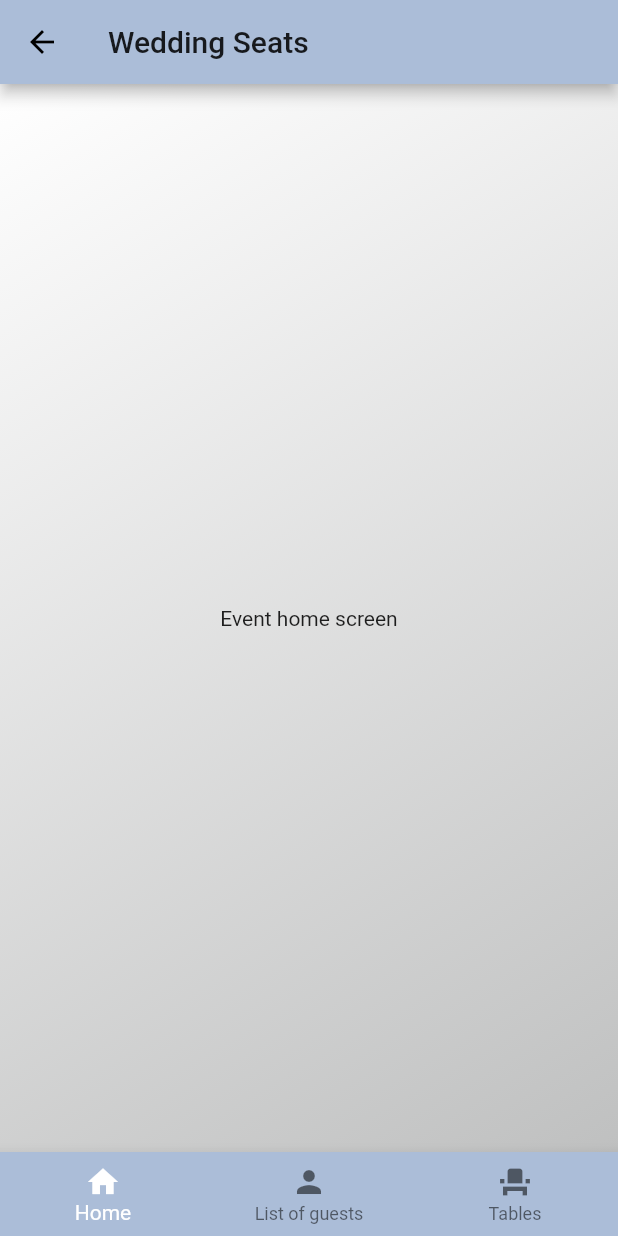
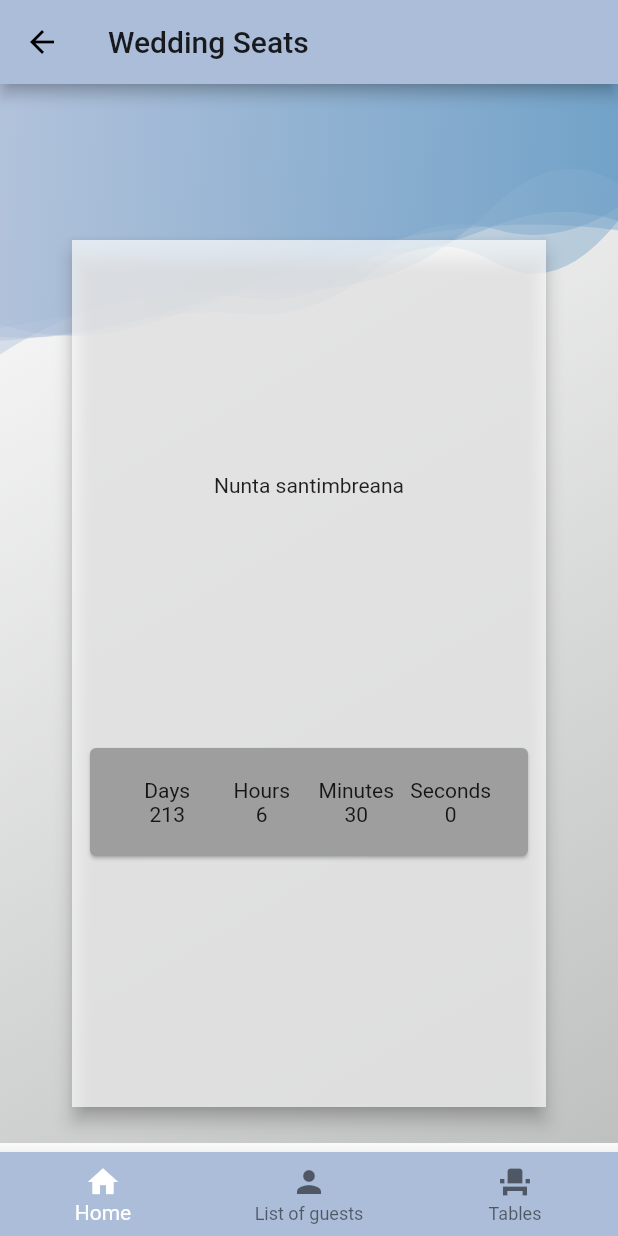
Before and after one commit to ovicristurean/WeddingSeats, a Flutter app: the EventOverviewScreen screen opened directly, on a phone screen of 412 x 824 dp. Run offline on Flutter 3.47's test engine with Material 2 defaults, Android fonts, the phone set to English and light mode, and no system bars; drawn by our look-alikes of flutter_countdown_timer; our stand-ins replace carousel_slider, flutter_svg, numberpicker, rxdart.

Commit message:
added a countdown timer in the home screen

```diff
--- a/lib/ui/screens/event_home_screen.dart
+++ b/lib/ui/screens/event_home_screen.dart
@@ -1,4 +1,8 @@
+import 'package:flutter/material.dart';
 import 'package:flutter/widgets.dart';
+import 'package:flutter_countdown_timer/flutter_countdown_timer.dart';
+import 'package:flutter_svg/svg.dart';
+import 'package:weddings_seats/ui/views/countdown_timer_view.dart';
 import 'package:weddings_seats/util/themes.dart';
 
 class EventHomeScreen extends StatefulWidget {
@@ -15,8 +19,62 @@ class _EventHomeScreenState extends State<EventHomeScreen> {
               begin: Alignment.topLeft,
               end: Alignment.bottomRight,
               colors: [Themes.PrimaryColor, Themes.DarkPrimaryColor])),
-      child: Center(
-        child: Text("Event home screen"),
+      child: Container(
+        //epoch - 1622912400
+        child: Stack(
+          alignment: Alignment.topCenter,
+          children: [
+            SvgPicture.asset(
+              "assets/wave.svg",
+              fit: BoxFit.fitWidth,
+              alignment: Alignment.topLeft,
+            ),
+            Positioned(
+              top: 100,
+              bottom: 20,
+              child: Container(
+                child: Card(
+                  color: Colors.white70,
+                  elevation: 5,
+                  shape: RoundedRectangleBorder(),
+                  shadowColor: Colors.grey,
+                  child: Column(
+                    mainAxisAlignment: MainAxisAlignment.spaceEvenly,
+                    children: [
+                      Text("Nunta santimbreana"),
+                      Padding(
+                        padding: const EdgeInsets.all(8.0),
+                        child: CountdownTimer(
+                          endTime: 1622912400000,
+                          widgetBuilder: (_, CurrentRemainingTime time) {
+                            /*return Text(
+                            'days: [ ${time.days} ], hours: [ ${time.hours} ], min: [ ${time.min} ], sec: [ ${time.sec} ]');*/
+                              return CountdownTimerView(time.days, time.hours, time.min, time.sec);
+                          },
+                        ),
+                      ),
+                    ],
+                  ),
+                ),
+              ),
+            )
+            /*Positioned(
+              child: Text("Nunta santimbreana"),
+              top: 100,
+            ),
+            Positioned(
+              top: 200,
+              child: CountdownTimer(
+                endTime: 1622912400000,
+                widgetBuilder: (_, CurrentRemainingTime time) {
+                  return /*Text(
+                      'days: [ ${time.days} ], hours: [ ${time.hours} ], min: [ ${time.min} ], sec: [ ${time.sec} ]')*/
+                      CountdownTimerView();
+                },
+              ),
+            )*/
+          ],
+        ),
       ),
     );
   }
--- a/lib/ui/screens/login_screen.dart
+++ b/lib/ui/screens/login_screen.dart
@@ -6,7 +6,8 @@ import 'package:weddings_seats/ui/views/photo_card_view.dart';
 class LoginScreen extends StatelessWidget {
   @override
   Widget build(BuildContext context) {
-    return Column(children: <Widget>[
+    return SafeArea(
+      child: Column(children: <Widget>[
         Expanded(
             flex: 3,
             child: SvgPicture.asset(
@@ -15,6 +16,7 @@ class LoginScreen extends StatelessWidget {
             )),
         Expanded(flex: 4, child: Center(child: PhotoCardView())),
         Expanded(flex: 3, child: Center(child: GoogleLogInCardView())),
-    ]);
+      ]),
+    );
   }
 }
--- /dev/null
+++ b/lib/ui/views/countdown_timer_view.dart
@@ -0,0 +1,69 @@
+import 'package:flutter/material.dart';
+import 'package:flutter/widgets.dart';
+
+class CountdownTimerView extends StatefulWidget {
+  int days;
+  int hours;
+  int minutes;
+  int seconds;
+
+  CountdownTimerView(this.days, this.hours, this.minutes, this.seconds);
+
+  @override
+  _CountdownTimerViewState createState() => _CountdownTimerViewState();
+}
+
+class _CountdownTimerViewState extends State<CountdownTimerView> {
+  @override
+  Widget build(BuildContext context) {
+    return Container(
+      width: 300,
+      child: Card(
+        color: Colors.grey,
+        child: Container(
+          padding: const EdgeInsets.all(20.0),
+          child: Row(
+            children: [
+              Expanded(
+                flex: 1,
+                child: Column(
+                  children: [
+                    Text("Days"),
+                    Text(widget.days.toString()),
+                  ],
+                ),
+              ),
+              Expanded(
+                flex: 1,
+                child: Column(
+                  children: [
+                    Text("Hours"),
+                    Text(widget.hours.toString()),
+                  ],
+                ),
+              ),
+              Expanded(
+                flex: 1,
+                child: Column(
+                  children: [
+                    Text("Minutes"),
+                    Text(widget.minutes.toString()),
+                  ],
+                ),
+              ),
+              Expanded(
+                flex: 1,
+                child: Column(
+                  children: [
+                    Text("Seconds"),
+                    Text(widget.seconds.toString()),
+                  ],
+                ),
+              ),
+            ],
+          ),
+        ),
+      ),
+    );
+  }
+}
--- a/pubspec.yaml
+++ b/pubspec.yaml
@@ -27,6 +27,7 @@ dependencies:
   carousel_slider: ^2.3.1
   rxdart: ^0.22.0
   numberpicker: ^1.2.1
+  flutter_countdown_timer: ^1.4.0
 
   # The following adds the Cupertino Icons font to your application.
   # Use with the CupertinoIcons class for iOS style icons.
```
Also changed, not shown: pubspec.lock. Lines whose indentation alone changed are shown as unchanged.
